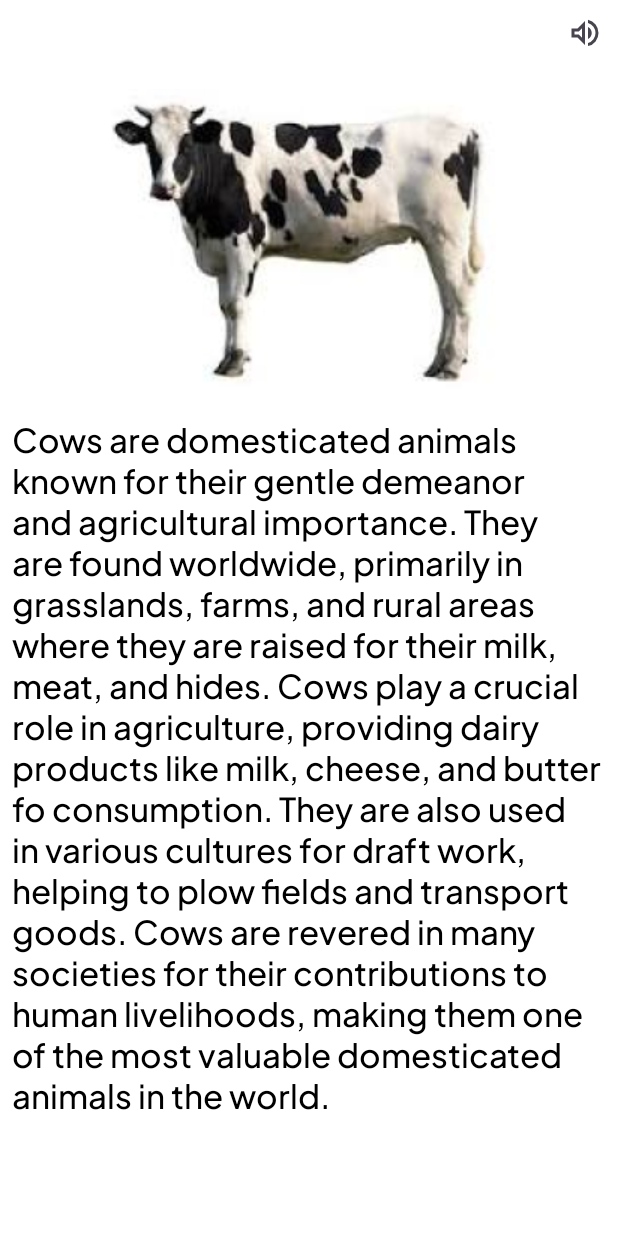
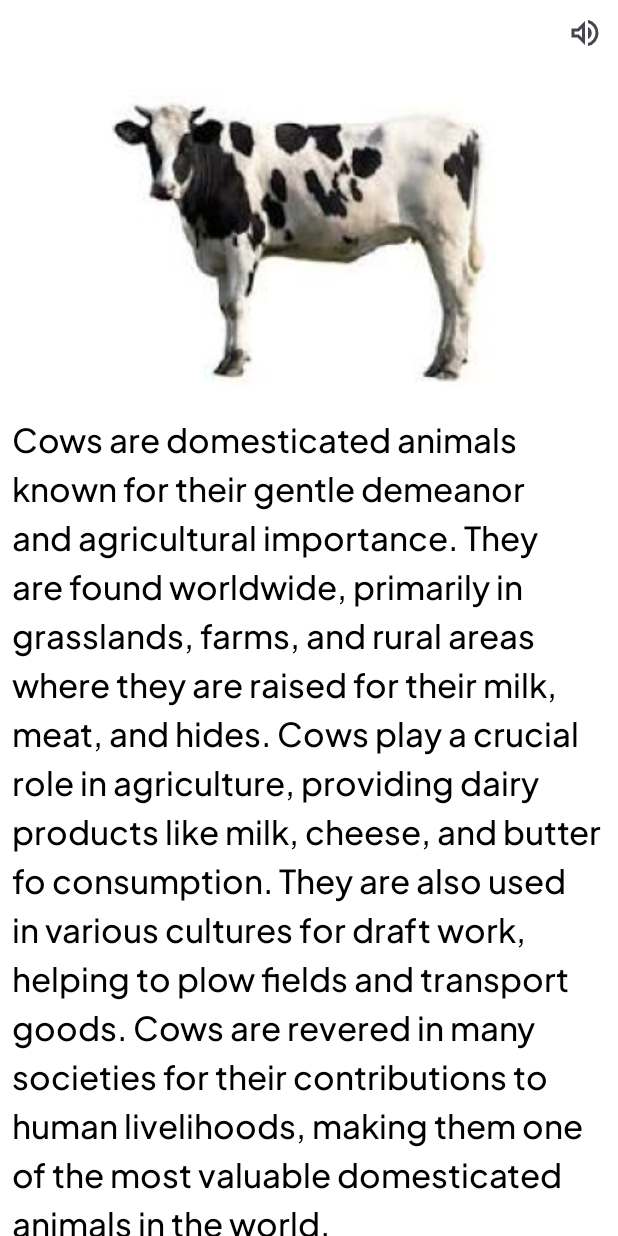
Before and after one commit to amishsxt/Rudra-Singh-App, an Android app: the fragment CowFragment shown on its own in the app's theme, on a phone screen of 412 x 824 dp. Run offline under Robolectric (Android 15) with nearby library versions, the phone set to English and light mode, and no system bars; 1 statement that could not run was skipped.

Commit message:
first commit

```diff
--- a/app/src/main/res/layout/fragment_cow.xml
+++ b/app/src/main/res/layout/fragment_cow.xml
@@ -32,6 +32,7 @@
             android:textSize="22sp"
             android:textColor="@color/black"
             android:fontFamily="@font/plus_jakarta_sans_medium"
+            android:lineSpacingExtra="5dp"
             android:layout_marginHorizontal="8dp"
             android:layout_marginTop="15dp"/>
 
--- a/app/src/main/res/layout/fragment_horse.xml
+++ b/app/src/main/res/layout/fragment_horse.xml
@@ -33,6 +33,7 @@
             android:textSize="22sp"
             android:textColor="@color/black"
             android:fontFamily="@font/plus_jakarta_sans_medium"
+            android:lineSpacingExtra="5dp"
             android:layout_marginHorizontal="8dp"
             android:layout_marginTop="15dp"/>
 
```
